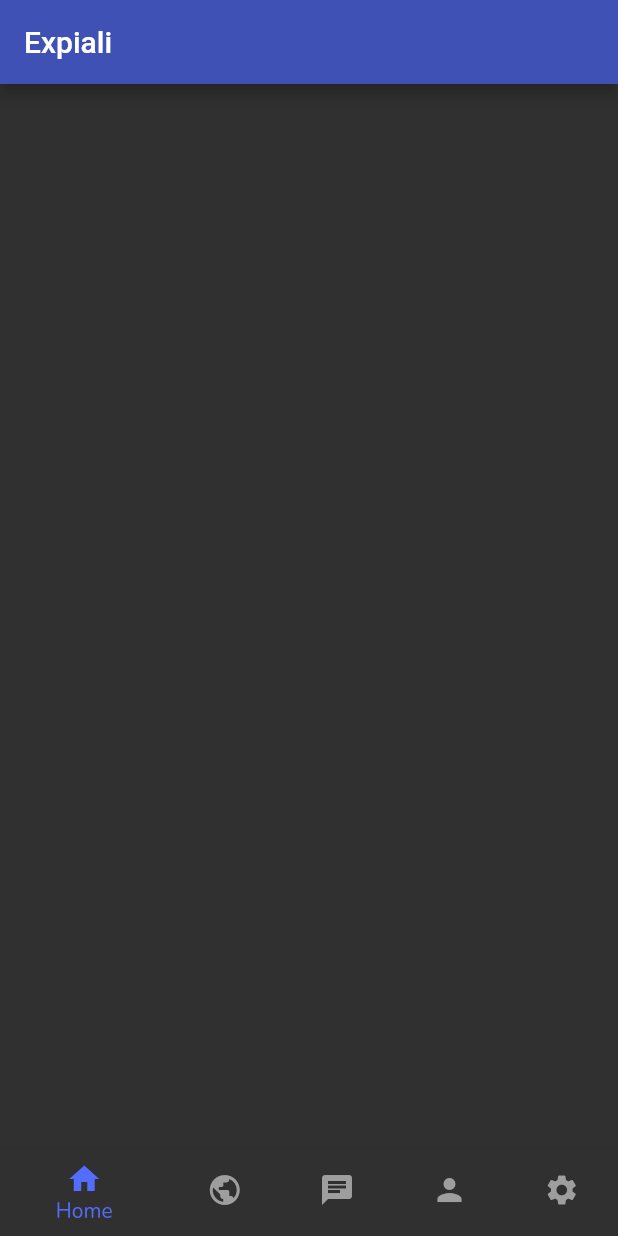
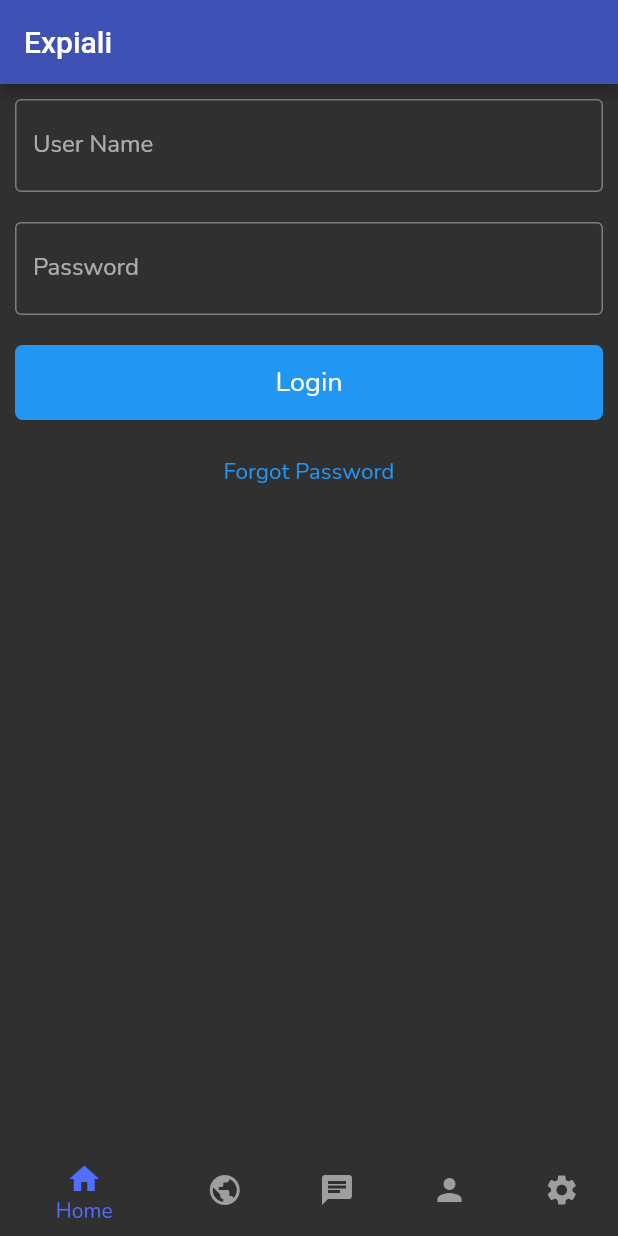
Before and after one commit to brooksryba/Expiali, a Flutter app: the screen it shows after launch, on a phone screen of 412 x 824 dp. Run offline on Flutter 3.47's test engine with Material 2 defaults, Android fonts, the phone set to English and light mode, and no system bars; our stand-ins replace flutter_secure_storage, settings_ui, timeago; missing offline and left inert: enum_to_string, matrix_api_lite; accounts and stored records are empty.

Commit message:
Working login cache

```diff
--- a/lib/fixtures/session.dart
+++ b/lib/fixtures/session.dart
@@ -1,23 +1,72 @@
+import 'package:flutter_secure_storage/flutter_secure_storage.dart';
+
 import 'package:expiali/models/user.dart';
 import 'package:expiali/models/group.dart';
+import 'package:expiali/plugins/matrix.dart';
 
-final sessionSelfProfile = UserProfile(
-    biography:
-        " Lorem ipsum dolor sit amet, consectetur adipiscing elit. Aliquam fermentum nec metus id eleifend. Aenean viverra lacus nisl, mattis vehicula nisl iaculis at. Vivamus euismod placerat ultrices. In sit amet felis at libero euismod varius. Fusce a leo erat. Donec sodales leo eget elit faucibus, egestas consectetur elit vehicula. Fusce ut egestas urna, ac dictum tellus. Nulla ante sapien, scelerisque et molestie quis, tincidunt vitae diam. Aliquam aliquam lorem ipsum. Ut lectus nisl, scelerisque vitae ante quis, rhoncus luctus mi.\n\nMorbi varius nisl id dapibus luctus. Etiam condimentum dolor quam, eget blandit augue dignissim et. Phasellus at mattis risus. Maecenas laoreet blandit turpis, et elementum purus bibendum et. Sed vel nisl sollicitudin, molestie mi ac, malesuada ante. Sed efficitur lacinia ligula at ullamcorper. Nunc vulputate nec magna ut finibus. Vivamus tincidunt lorem nec arcu dapibus posuere. Curabitur enim turpis, maximus quis nunc quis, eleifend convallis elit. Fusce consectetur massa luctus, tempor lorem ac, ornare sapien.",
-    birthdate: DateTime.parse("1994-05-03 05:00:00"),
-    pronouns: [UserPronoun.he, UserPronoun.him],
-    identity: UserIdentity.man,
-    orientation: UserOrientiation.straight,
-    language: UserLanguage.english,
-    profession: "Principal Engineer");
+// Create storage
+final storage = new FlutterSecureStorage();
 
-final sessionSelf = User(
-    username: "deisumus",
-    name: "Brooks Ryba",
-    imageUrl: "https://randomuser.me/api/portraits/men/10.jpg",
-    profile: sessionSelfProfile);
+deleteSession() async {
+  await storage.deleteAll();
+  Session.authenticated = false;
+  Session.key = null;
+  Session.self = null;
+  Session.profile = null;
+}
 
-final List<User> sessionUsers = [
+initializeSession() async {
+  Session.key = await storage.read(key: "apiKey");
+  final username = await storage.read(key: "username");
+
+  if (Session.key != null && username != null) {
+    Session.authenticated = true;
+    await populateSession(username);
+  } else {
+    Session.authenticated = false;
+  }
+}
+
+serializeSession() async {
+  await storage.write(key: "apiKey", value: Session.key);
+  await storage.write(key: "username", value: Session.self.username);
+}
+
+populateSession(username) async {
+  await Matrix.getUserProfile(username).then(((profile) {
+    Session.profile = UserProfile(
+        biography:
+            "Lorem ipsum dolor sit amet, consectetur adipiscing elit. Aliquam fermentum nec metus id eleifend. Aenean viverra lacus nisl, mattis vehicula nisl iaculis at. Vivamus euismod placerat ultrices. In sit amet felis at libero euismod varius. Fusce a leo erat. Donec sodales leo eget elit faucibus, egestas consectetur elit vehicula. Fusce ut egestas urna, ac dictum tellus. Nulla ante sapien, scelerisque et molestie quis, tincidunt vitae diam. Aliquam aliquam lorem ipsum. Ut lectus nisl, scelerisque vitae ante quis, rhoncus luctus mi.\n\nMorbi varius nisl id dapibus luctus. Etiam condimentum dolor quam, eget blandit augue dignissim et. Phasellus at mattis risus. Maecenas laoreet blandit turpis, et elementum purus bibendum et. Sed vel nisl sollicitudin, molestie mi ac, malesuada ante. Sed efficitur lacinia ligula at ullamcorper. Nunc vulputate nec magna ut finibus. Vivamus tincidunt lorem nec arcu dapibus posuere. Curabitur enim turpis, maximus quis nunc quis, eleifend convallis elit. Fusce consectetur massa luctus, tempor lorem ac, ornare sapien.",
+        birthdate: DateTime.parse("1980-01-01 00:00:00"),
+        pronouns: [UserPronoun.he, UserPronoun.him],
+        identity: UserIdentity.man,
+        orientation: UserOrientiation.straight,
+        language: UserLanguage.english);
+
+    Session.self = User(
+        username: username,
+        name: profile.displayname,
+        imageUrl: Matrix.getUserAvatar(profile.avatarUrl),
+        profile: Session.profile);
+
+    print("Populated");
+    serializeSession();
+  }));
+}
+
+abstract class Session {
+  static bool authenticated = false;
+  static String key;
+
+  static UserProfile profile;
+  static User self;
+
+  static List<User> users = _users;
+  static List<UserMessage> messages = _messages;
+  static List<UserSession> sessions = _sessions;
+}
+
+List<User> _users = [
   User(
       username: "testUser1",
       name: "Joeseph",
@@ -45,7 +94,7 @@ final List<User> sessionUsers = [
       active: false),
 ];
 
-final List<UserMessage> sessionMessages = [
+List<UserMessage> _messages = [
   UserMessage(
       sender: "deisumus",
       recipient: "testUser2",
@@ -72,25 +121,23 @@ final List<UserMessage> sessionMessages = [
       unread: true),
 ];
 
-final List<UserSession> sessionMessageUsers = [
+List<UserSession> _sessions = [
   UserSession(
-      user: sessionUsers[0],
-      latestMessage: sessionMessages[3],
-      messages: [sessionMessages[1], sessionMessages[2], sessionMessages[3]]),
+      user: _users[0],
+      latestMessage: _messages[3],
+      messages: [_messages[1], _messages[2], _messages[3]]),
   UserSession(
-      user: sessionUsers[1],
-      latestMessage: sessionMessages[0],
-      messages: [sessionMessages[0]]),
+      user: _users[1], latestMessage: _messages[0], messages: [_messages[0]]),
   UserSession(
-      user: sessionUsers[2],
+      user: _users[2],
       timestamp: DateTime.parse("2021-03-01 12:00"),
       messages: []),
   UserSession(
-      user: sessionUsers[3],
+      user: _users[3],
       timestamp: DateTime.parse("2021-02-01 12:00"),
       messages: []),
 ];
 
-final List<Group> sessionGroups = [
+List<Group> groups = [
   Group(title: "Test Group 1", description: "This is a test group")
 ];
--- a/lib/screens/home.dart
+++ b/lib/screens/home.dart
@@ -1,10 +1,98 @@
 import 'package:flutter/material.dart';
 
-class HomeLayout extends StatelessWidget {
-  HomeLayout();
+import 'package:expiali/plugins/matrix.dart';
+import 'package:expiali/models/user.dart';
+import 'package:expiali/fixtures/session.dart';
+
+class HomeLayout extends StatefulWidget {
+  @override
+  _HomeLayoutState createState() => _HomeLayoutState();
+}
+
+class _HomeLayoutState extends State<HomeLayout> {
+  final kUserNameController = TextEditingController();
+  final kPasswordController = TextEditingController();
+
+  _HomeLayoutState() {
+    initializeSession().then((val) => setState(() {}));
+  }
 
   @override
   Widget build(BuildContext context) {
-    return Container();
+    if (Session.authenticated == false) {
+      return ListView(
+        children: <Widget>[
+          Padding(
+            padding: EdgeInsets.all(10),
+            child: TextField(
+              controller: kUserNameController,
+              decoration: InputDecoration(
+                border: OutlineInputBorder(),
+                labelText: 'User Name',
+              ),
+            ),
+          ),
+          Padding(
+            padding: EdgeInsets.all(10),
+            child: TextField(
+              controller: kPasswordController,
+              obscureText: true,
+              decoration: InputDecoration(
+                  border: OutlineInputBorder(), labelText: 'Password'),
+            ),
+          ),
+          Padding(
+            padding: EdgeInsets.all(10),
+            child: Container(
+              height: 50,
+              decoration: BoxDecoration(
+                  color: Colors.blue, borderRadius: BorderRadius.circular(5)),
+              child: TextButton(
+                onPressed: () {
+                  Matrix.login(
+                          kUserNameController.text, kPasswordController.text)
+                      .then((value) => setState(() {
+                            if (value == true) {
+                              Session.key = api.accessToken;
+                              populateSession(kUserNameController.text)
+                                  .then((value) => setState(() {
+                                        Session.authenticated = true;
+                                      }));
+                            }
+                          }));
+                },
+                child: Text(
+                  'Login',
+                  style: TextStyle(color: Colors.white, fontSize: 18),
+                ),
+              ),
+            ),
+          ),
+          TextButton(
+            onPressed: () {},
+            child: Text(
+              'Forgot Password',
+              style: TextStyle(color: Colors.blue, fontSize: 15),
+            ),
+          ),
+        ],
+      );
+    } else {
+      return ListView(children: <Widget>[
+        Text("Welcome back, ${Session.self.name}!"),
+        Text("\nSession information:"),
+        Text("\t\tusername: ${Session.self.username}"),
+        Text("\t\tapikey: ${Session.key}"),
+        TextButton(
+          onPressed: () {
+            deleteSession().then((value) => setState(() {}));
+          },
+          child: Text(
+            'Logout',
+            style: TextStyle(color: Colors.blue, fontSize: 18),
+          ),
+        ),
+      ]);
+    }
   }
 }
--- a/pubspec.yaml
+++ b/pubspec.yaml
@@ -14,6 +14,7 @@ dependencies:
   timeago: ^3.0.2
   enum_to_string: ^2.0.1
   intl: ^0.17.0
+  flutter_secure_storage: ^4.1.0
 
 dev_dependencies:
   flutter_test:
```
Also changed, not shown: lib/plugins/matrix.dart (+9 -7 lines), lib/screens/messages.dart (+10 -8 lines), lib/screens/profile.dart (+3 -7 lines), pubspec.lock, 2 other files.
